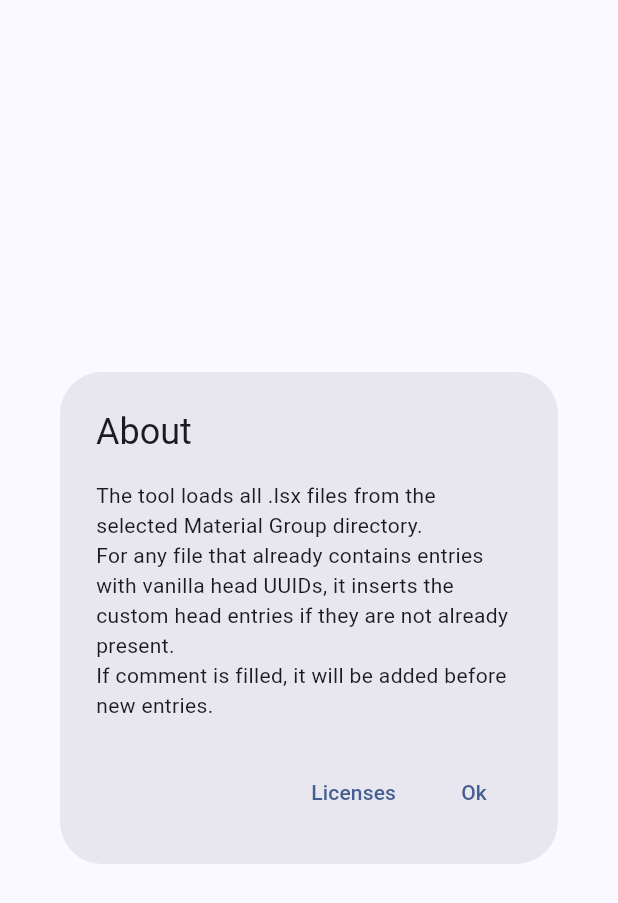
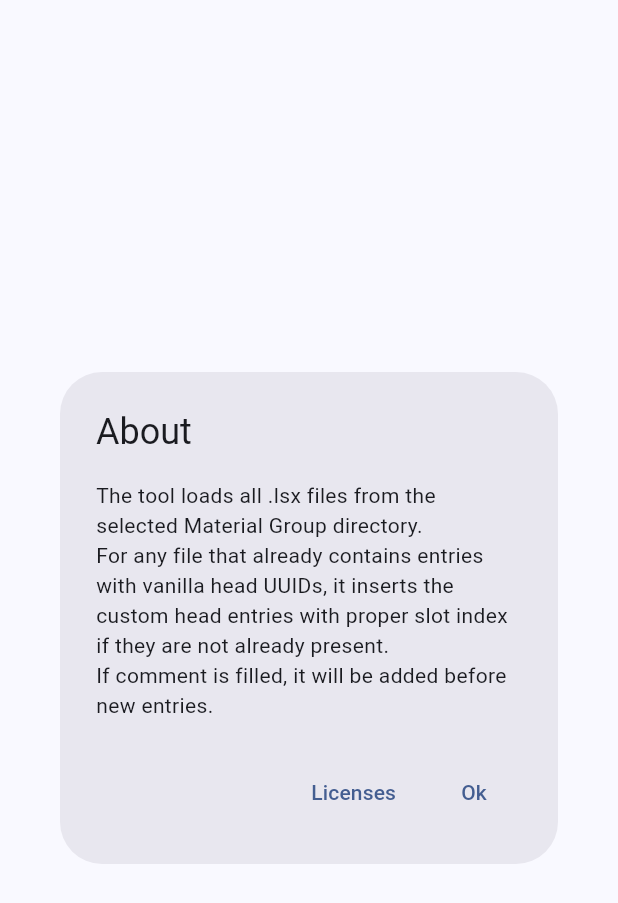
Before and after one commit to maniman303/bg3_vfx_helper, a Flutter app: the MakoAboutDialog widget shown alone on an empty page, opened directly, on a phone screen of 412 x 824 dp. Shown: the top 903 px of the screen. Run offline on Flutter 3.47's test engine with Material 3 defaults, Android fonts, the phone set to English and light mode, and no system bars; our stand-ins replace bloc, file_picker, flutter_bloc, shared_preferences; missing offline and left inert: async_locks, window_manager; accounts and stored records are empty.

Commit message:
Add more details how slot index is handled

```diff
--- a/lib/components/mako_about_dialog.dart
+++ b/lib/components/mako_about_dialog.dart
@@ -13,7 +13,7 @@ class MakoAboutDialog extends StatelessWidget {
       content: ConstrainedBox(
         constraints: BoxConstraints(maxWidth: 500),
         child: const Text(
-          'The tool loads all .lsx files from the selected Material Group directory.\nFor any file that already contains entries with vanilla head UUIDs, it inserts the custom head entries if they are not already present.\nIf comment is filled, it will be added before new entries.',
+          'The tool loads all .lsx files from the selected Material Group directory.\nFor any file that already contains entries with vanilla head UUIDs, it inserts the custom head entries with proper slot index if they are not already present.\nIf comment is filled, it will be added before new entries.',
         ),
       ),
       actions: [
```
Also changed, not shown: 1 other file.
